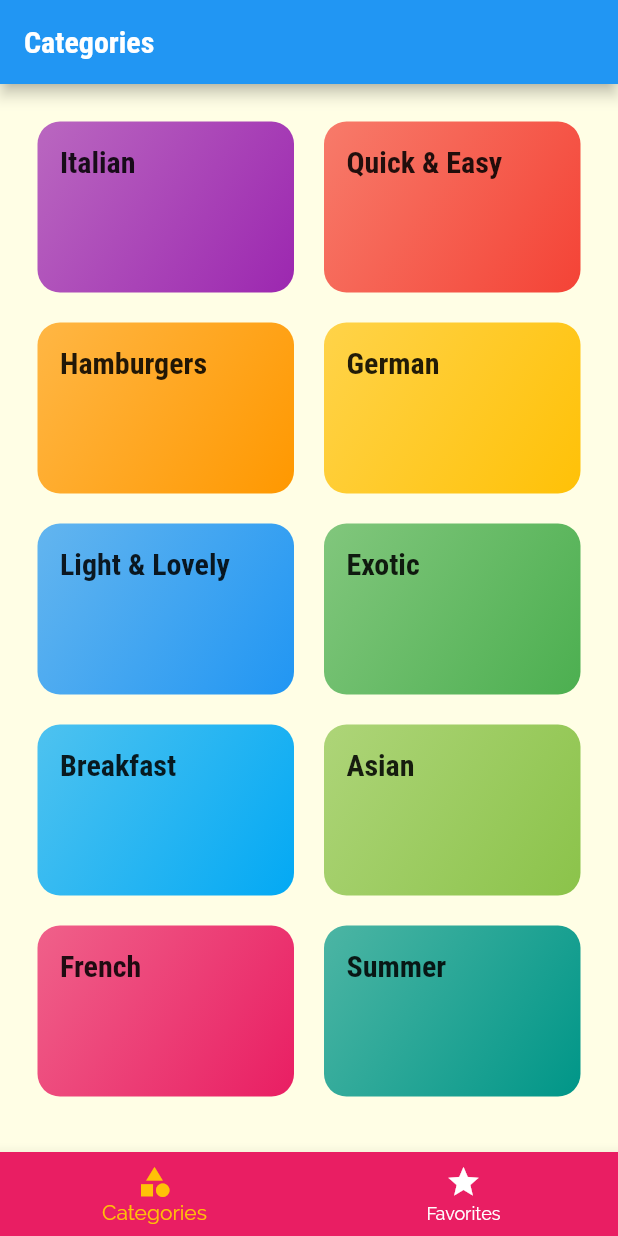
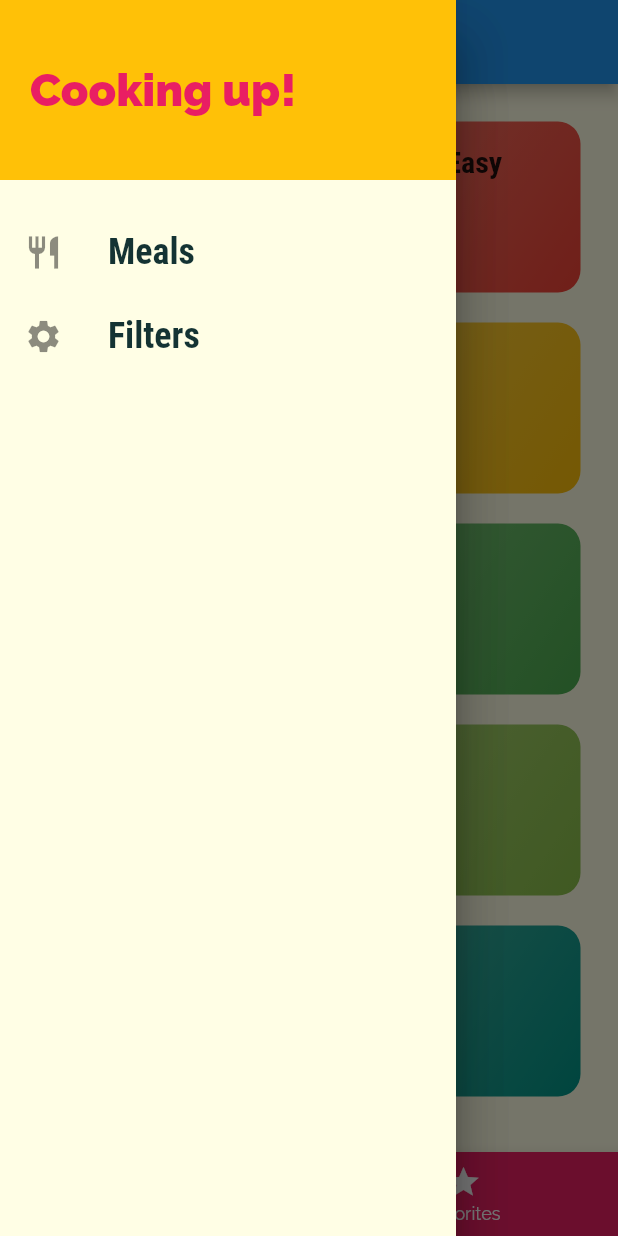
Before and after one commit to rodrigodsluz/flutter_meals_app, a Flutter app: the screen it shows after launch, with the side drawer open (before the commit the screen has no drawer), on a phone screen of 412 x 824 dp. Run offline on Flutter 3.47's test engine with Material 2 defaults, Android fonts, the phone set to English and light mode, and no system bars.

Commit message:
feat: replacing pages

```diff
--- a/lib/main.dart
+++ b/lib/main.dart
@@ -1,5 +1,6 @@
 import 'package:flutter/material.dart';
 
+import './screens/filters_screen.dart';
 import './screens/tabs_screen.dart';
 import './screens/meal_detail_screen.dart';
 import './screens/categories_screen.dart';
@@ -33,6 +34,7 @@ class MyApp extends StatelessWidget {
           '/': (ctx) => TabsScreen(),
           CategoryMealsScreen.routeName: (ctx) => CategoryMealsScreen(),
           MealDetailScreen.routeName: (ctx) => MealDetailScreen(),
+          FiltersScreen.routeName: (ctx) => FiltersScreen(),
         },
         onUnknownRoute: (settings) {
           return MaterialPageRoute(builder: (ctx) => CategoriesScreen());
--- /dev/null
+++ b/lib/screens/filters_screen.dart
@@ -0,0 +1,22 @@
+import 'package:flutter/material.dart';
+
+import '../widgets/main_drawer.dart';
+
+class FiltersScreen extends StatelessWidget {
+  static const routeName = '/filters';
+
+  @override
+  Widget build(BuildContext context) {
+    return Scaffold(
+      appBar: AppBar(
+        title: Text('Your Filters'),
+      ),
+      drawer: Drawer(
+        child: MainDrawer(),
+      ),
+      body: Center(
+        child: Text('Filters!'),
+      ),
+    );
+  }
+}
--- a/lib/screens/tabs_screen.dart
+++ b/lib/screens/tabs_screen.dart
@@ -1,5 +1,6 @@
 import 'package:flutter/material.dart';
 
+import '../widgets/main_drawer.dart';
 import '../screens/categories_screen.dart';
 import '../screens/favorites_screen.dart';
 
@@ -34,6 +35,9 @@ class _TabsScreenState extends State<TabsScreen> {
       appBar: AppBar(
         title: Text(_pages[_selectedPageIndex]['title']),
       ),
+      drawer: Drawer(
+        child: MainDrawer(),
+      ),
       body: _pages[_selectedPageIndex]['page'],
       bottomNavigationBar: BottomNavigationBar(
         onTap: _selectPage,
--- /dev/null
+++ b/lib/widgets/main_drawer.dart
@@ -0,0 +1,66 @@
+import 'package:flutter/material.dart';
+
+import '../screens/filters_screen.dart';
+
+class MainDrawer extends StatelessWidget {
+  Widget buildListTile(String title, IconData icon, Function tapHandler) {
+    return ListTile(
+      leading: Icon(
+        icon,
+        size: 26,
+      ),
+      title: Text(
+        title,
+        style: TextStyle(
+          fontFamily: 'RobotoCondensed',
+          fontSize: 24,
+          fontWeight: FontWeight.bold,
+        ),
+      ),
+      onTap: tapHandler,
+    );
+  }
+
+  @override
+  Widget build(BuildContext context) {
+    return Drawer(
+      child: Column(
+        children: <Widget>[
+          Container(
+            height: 120,
+            width: double.infinity,
+            padding: EdgeInsets.all(20),
+            alignment: Alignment.centerLeft,
+            color: Theme.of(context).colorScheme.secondary,
+            child: Text(
+              'Cooking up!',
+              style: TextStyle(
+                fontWeight: FontWeight.w900,
+                fontSize: 30,
+                color: Theme.of(context).primaryColor,
+              ),
+            ),
+          ),
+          SizedBox(
+            height: 20,
+          ),
+          buildListTile(
+            'Meals',
+            Icons.restaurant,
+            () {
+              Navigator.of(context).pushReplacementNamed('/');
+            },
+          ),
+          buildListTile(
+            'Filters',
+            Icons.settings,
+            () {
+              Navigator.of(context)
+                  .pushReplacementNamed(FiltersScreen.routeName);
+            },
+          ),
+        ],
+      ),
+    );
+  }
+}
```
